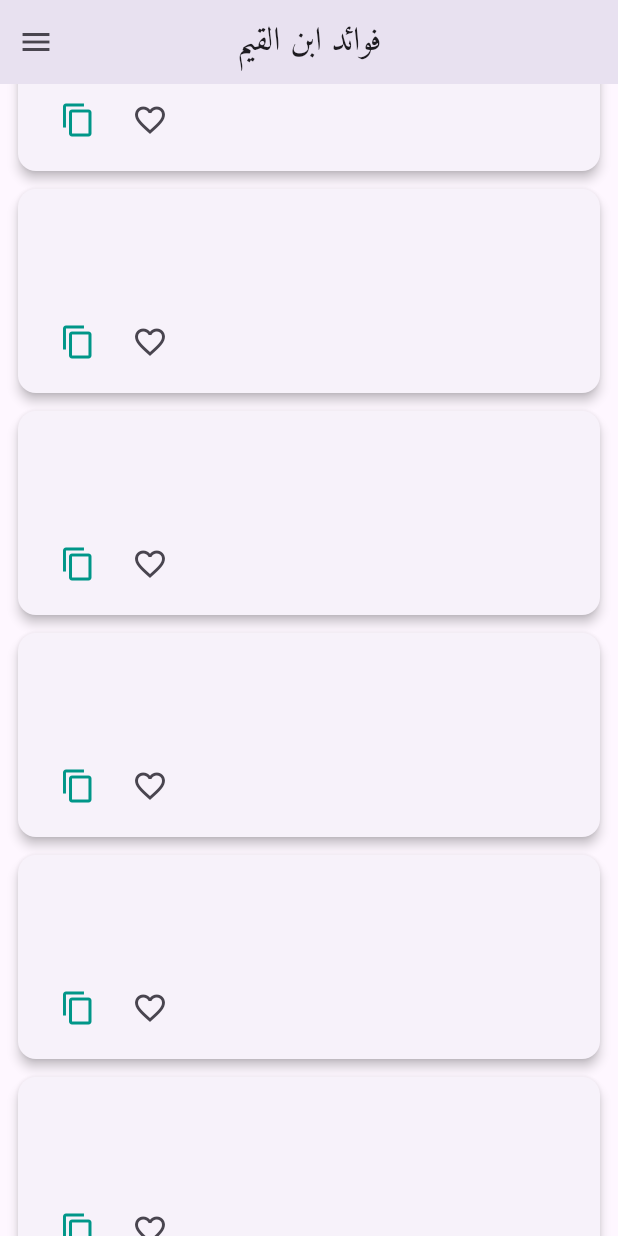
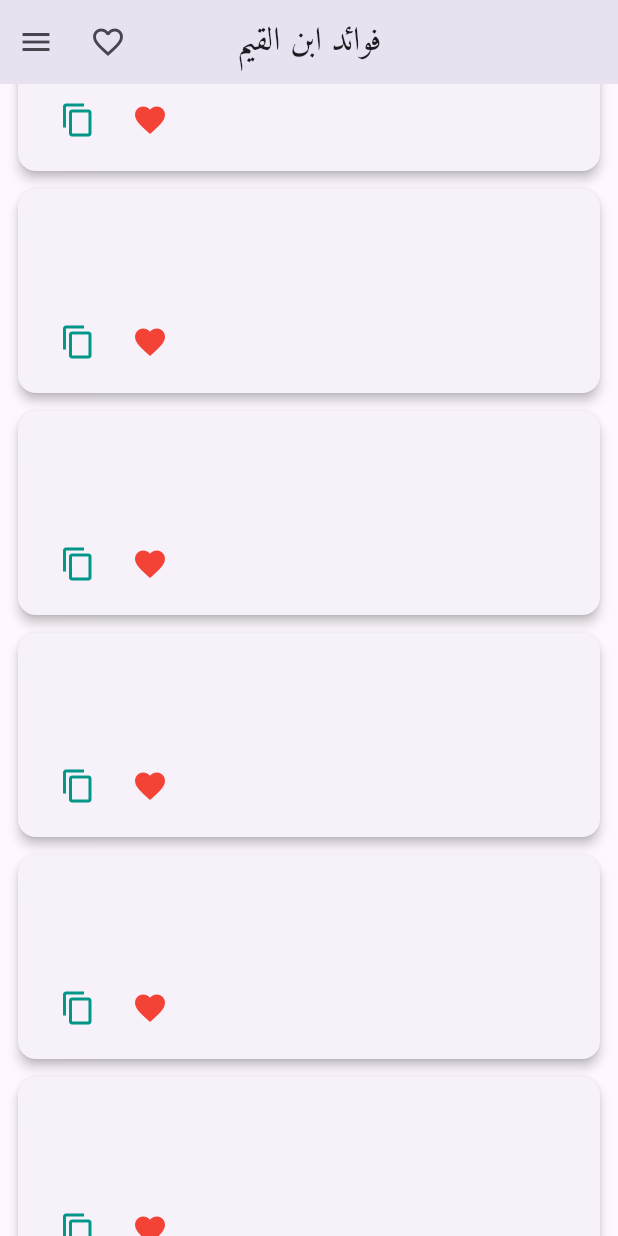
Before and after one commit to taha-majdlawi/Fawaid_app, a Flutter app: the screen it shows after launch, scrolled down 576 dp, after a tap on the "favorite outline" icon, on a phone screen of 412 x 824 dp. Run offline on Flutter 3.47's test engine with Material 3 defaults, Android fonts, the phone set to English and light mode, and no system bars; our stand-ins replace shared_preferences.

Commit message:
Refactor HomeScreen to use FavoritesManager for favorites handling and implement custom AppBar and SettingsDrawer widgets

```diff
--- a/lib/screens/home_screen.dart
+++ b/lib/screens/home_screen.dart
@@ -1,8 +1,9 @@
 import 'package:flutter/material.dart';
 import 'package:fwaid_app/data/fwaid_data.dart';
-import 'package:fwaid_app/screens/favorites_screen.dart';
+import 'package:fwaid_app/services/favorites_manager.dart';
+import 'package:fwaid_app/widgets/home_app_bar.dart';
+import 'package:fwaid_app/widgets/settings_drawer.dart';
 import 'package:fwaid_app/widgets/fwaid_tile_widget.dart';
-import 'package:shared_preferences/shared_preferences.dart';
 import 'package:url_launcher/url_launcher.dart';
 
 class HomeScreen extends StatefulWidget {
@@ -24,20 +25,17 @@ class HomeScreen extends StatefulWidget {
 }
 
 class _HomeScreenState extends State<HomeScreen> {
-  late SharedPreferences prefs;
   List<String> favorites = [];
 
   @override
   void initState() {
     super.initState();
-    loadPrefs();
+    loadFavorites();
   }
 
-  Future<void> loadPrefs() async {
-    prefs = await SharedPreferences.getInstance();
-    setState(() {
-      favorites = prefs.getStringList('favorites') ?? [];
-    });
+  Future<void> loadFavorites() async {
+    favorites = await FavoritesManager.loadFavorites();
+    setState(() {});
   }
 
   void toggleFavorite(String title) {
@@ -47,88 +45,28 @@ class _HomeScreenState extends State<HomeScreen> {
       } else {
         favorites.add(title);
       }
-      prefs.setStringList('favorites', favorites);
     });
+    FavoritesManager.saveFavorites(favorites);
   }
 
   @override
   Widget build(BuildContext context) {
     return Scaffold(
-      appBar: AppBar(
-        title: const Text(
-          "فوائد ابن القيم",
-          style: TextStyle(fontFamily: 'Amiri'),
-        ),
-        centerTitle: true,
+      appBar: buildHomeAppBar(
+        context: context,
+        fontSize: widget.fontSize,
+        favorites: favorites,
       ),
-      endDrawer: Drawer(
-        child: ListView(
-          children: [
-            const DrawerHeader(
-              decoration: BoxDecoration(
-                color: Color.fromARGB(255, 132, 218, 209),
-              ),
-              child: Text(
-                'الإعدادات',
-                style: TextStyle(
-                  fontSize: 24,
-                  fontFamily: 'Amiri',
-                ),
-              ),
-            ),
-            ListTile(
-              title: const Text(
-                'المفضلة',
-                style: TextStyle(fontFamily: 'Amiri'),
-              ),
-              trailing: const Icon(Icons.favorite),
-              onTap: ()  {
-                Navigator.push(
-                  context,
-                  MaterialPageRoute(
-                    builder: (_) => FavoritesScreen(
-                      fontSize: widget.fontSize,
-                      favoriteTitles: favorites,
-                    ),
-                  ),
-                );
-              },
-            ),
-            const Divider(height: 1, thickness: 1),
-            ListTile(
-              title: const Text(
-                'حجم الخط',
-                style: TextStyle(fontFamily: 'Amiri'),
-              ),
-              subtitle: Slider(
-                value: widget.fontSize,
-                min: 12,
-                max: 30,
-                divisions: 6,
-                label: "${widget.fontSize.round()}",
-                onChanged: widget.onFontSizeChanged,
-              ),
-            ),
-            SwitchListTile(
-              title: const Text(
-                "الوضع الليلي",
-                style: TextStyle(fontFamily: 'Amiri'),
-              ),
-              value: widget.isDarkMode,
-              onChanged: widget.onThemeChanged,
-            ),
-            const Divider(height: 1, thickness: 1),
-            ListTile(
-              title: const Text(
-                'تواصل مع المطور',
-                style: TextStyle(fontFamily: 'Amiri'),
-              ),
-              trailing: const Icon(Icons.chat),
-              onTap: _launchWhatsApp,
-            ),
-          ],
-        ),
+
+      endDrawer: SettingsDrawer(
+        fontSize: widget.fontSize,
+        isDarkMode: widget.isDarkMode,
+        favorites: favorites,
+        onFontSizeChanged: widget.onFontSizeChanged,
+        onThemeChanged: widget.onThemeChanged,
+        onContactDeveloper: _launchWhatsApp,
       ),
+
       body: ListView.builder(
         itemCount: fwaidData.length,
         itemBuilder: (context, index) {
@@ -138,7 +76,7 @@ class _HomeScreenState extends State<HomeScreen> {
             fontSize: widget.fontSize,
             isFavorite: favorites.contains(dua.name),
             onFavoriteToggle: () => toggleFavorite(dua.name),
-            onTap: () {}, // لاحقًا يمكن فتح التفاصيل
+            onTap: () {},
           );
         },
       ),
@@ -149,8 +87,6 @@ class _HomeScreenState extends State<HomeScreen> {
     final url = Uri.parse(
       "https://wa.me/972592345890?text=السلام عليكم، أريد التواصل مع مطور تطبيق فوائد ابن القيم",
     );
-    if (!await launchUrl(url, mode: LaunchMode.externalApplication)) {
-      throw 'تعذر فتح WhatsApp';
-    }
+    await launchUrl(url, mode: LaunchMode.externalApplication);
   }
 }
--- /dev/null
+++ b/lib/services/favorites_manager.dart
@@ -0,0 +1,15 @@
+import 'package:shared_preferences/shared_preferences.dart';
+
+class FavoritesManager {
+  static const String key = 'favorites';
+
+  static Future<List<String>> loadFavorites() async {
+    final prefs = await SharedPreferences.getInstance();
+    return prefs.getStringList(key) ?? [];
+  }
+
+  static Future<void> saveFavorites(List<String> list) async {
+    final prefs = await SharedPreferences.getInstance();
+    await prefs.setStringList(key, list);
+  }
+}
--- a/lib/widgets/fwaid_tile_widget.dart
+++ b/lib/widgets/fwaid_tile_widget.dart
@@ -4,9 +4,9 @@ import 'package:fwaid_app/modles/fwaid.dart';
 
 class FwaidTile extends StatelessWidget {
   final Fwaid dua;
-   final VoidCallback onTap;
-   final VoidCallback onFavoriteToggle;
-   final bool isFavorite;
+  final VoidCallback onTap;
+  final VoidCallback onFavoriteToggle;
+  final bool isFavorite;
   final double fontSize;
 
   const FwaidTile({
@@ -58,18 +58,14 @@ class FwaidTile extends StatelessWidget {
                 mainAxisAlignment: MainAxisAlignment.end,
                 children: [
                   IconButton(
-                    onPressed: () {},
+                    onPressed: onFavoriteToggle,
                     icon: Icon(
-                      Icons.favorite_border,
-                      //           isFavorite ? Icons.favorite : Icons.favorite_border,
-                      //          color: isFavorite
-                      //              ? const Color.fromARGB(255, 55, 52, 52)
-                      //              : Colors.teal,
+                      isFavorite ? Icons.favorite : Icons.favorite_border,
+                      color: isFavorite ? Colors.red : Colors.grey,
                     ),
-                    //  onPressed: onFavoriteToggle,
-                    //   tooltip: isFavorite
-                    //      ? 'إزالة من المفضلة'
-                    //       : 'إضافة إلى المفضلة',
+                    tooltip: isFavorite
+                        ? 'إزالة من المفضلة'
+                        : 'إضافة إلى المفضلة',
                   ),
                   IconButton(
                     icon: const Icon(Icons.copy, color: Colors.teal),
--- /dev/null
+++ b/lib/widgets/home_app_bar.dart
@@ -0,0 +1,43 @@
+import 'package:flutter/material.dart';
+import 'package:fwaid_app/screens/favorites_screen.dart';
+
+AppBar buildHomeAppBar({
+  required BuildContext context,
+  required double fontSize,
+  required List<String> favorites,
+}) {
+  return AppBar(
+    automaticallyImplyLeading: false,
+    title: const Text(
+      "فوائد ابن القيم",
+      style: TextStyle(fontFamily: 'Amiri'),
+    ),
+    centerTitle: true,
+
+    actions: [
+      IconButton(
+        icon: const Icon(Icons.favorite_border),
+        onPressed: () {
+          Navigator.push(
+            context,
+            MaterialPageRoute(
+              builder: (_) => FavoritesScreen(
+                fontSize: fontSize,
+                favoriteTitles: favorites,
+              ),
+            ),
+          );
+        },
+      ),
+
+      Builder(
+        builder: (context) => IconButton(
+          icon: const Icon(Icons.menu),
+          onPressed: () {
+            Scaffold.of(context).openEndDrawer();
+          },
+        ),
+      ),
+    ],
+  );
+}
```
Also changed, not shown: lib/widgets/settings_drawer.dart (added, +81 -0 lines).
